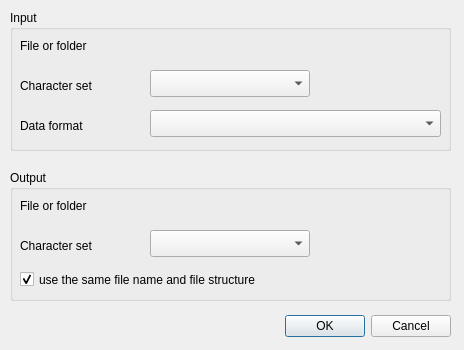
The window that encoding_converter/encoding_converter_dialog_base.ui (asdawn/QGIS-encoding) describes before a commit, drawn with Qt 5.
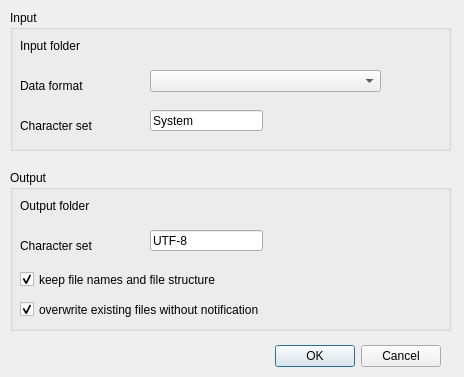
The same window after the commit. Custom widgets are drawn as their Qt base class.

What changed in the file:
```diff
--- a/encoding_converter/encoding_converter_dialog_base.ui
+++ b/encoding_converter/encoding_converter_dialog_base.ui
@@ -7,7 +7,7 @@
     <x>0</x>
     <y>0</y>
     <width>464</width>
-    <height>350</height>
+    <height>377</height>
    </rect>
   </property>
   <property name="windowTitle">
@@ -16,8 +16,8 @@
   <widget class="QDialogButtonBox" name="button_box">
    <property name="geometry">
     <rect>
-     <x>110</x>
-     <y>310</y>
+     <x>100</x>
+     <y>340</y>
      <width>341</width>
      <height>32</height>
     </rect>
@@ -61,24 +61,14 @@
      </rect>
     </property>
     <property name="text">
-     <string>File or folder</string>
-    </property>
-   </widget>
-   <widget class="QgsFieldComboBox" name="encodingIn">
-    <property name="geometry">
-     <rect>
-      <x>140</x>
-      <y>60</y>
-      <width>160</width>
-      <height>27</height>
-     </rect>
+     <string>Input folder</string>
     </property>
    </widget>
    <widget class="QLabel" name="label_input_file_or_path_2">
     <property name="geometry">
      <rect>
       <x>10</x>
-      <y>60</y>
+      <y>100</y>
       <width>111</width>
       <height>31</height>
      </rect>
@@ -87,21 +77,11 @@
      <string>Character set</string>
     </property>
    </widget>
-   <widget class="QgsFieldComboBox" name="formatIn">
-    <property name="geometry">
-     <rect>
-      <x>140</x>
-      <y>100</y>
-      <width>291</width>
-      <height>27</height>
-     </rect>
-    </property>
-   </widget>
    <widget class="QLabel" name="label_input_file_or_path_4">
     <property name="geometry">
      <rect>
       <x>10</x>
-      <y>100</y>
+      <y>60</y>
       <width>111</width>
       <height>31</height>
      </rect>
@@ -110,6 +90,47 @@
      <string>Data format</string>
     </property>
    </widget>
+   <widget class="QComboBox" name="format">
+    <property name="geometry">
+     <rect>
+      <x>140</x>
+      <y>60</y>
+      <width>231</width>
+      <height>22</height>
+     </rect>
+    </property>
+    <property name="toolTip">
+     <string>Select vector data format</string>
+    </property>
+    <property name="editable">
+     <bool>false</bool>
+    </property>
+    <property name="currentIndex">
+     <number>-1</number>
+    </property>
+    <property name="maxCount">
+     <number>100</number>
+    </property>
+   </widget>
+   <widget class="QLineEdit" name="encodingIn">
+    <property name="geometry">
+     <rect>
+      <x>140</x>
+      <y>100</y>
+      <width>113</width>
+      <height>21</height>
+     </rect>
+    </property>
+    <property name="toolTip">
+     <string>Input character set</string>
+    </property>
+    <property name="text">
+     <string>System</string>
+    </property>
+    <property name="maxLength">
+     <number>20</number>
+    </property>
+   </widget>
   </widget>
   <widget class="QGroupBox" name="groupBoxOutput">
    <property name="geometry">
@@ -117,7 +138,7 @@
      <x>10</x>
      <y>170</y>
      <width>441</width>
-     <height>131</height>
+     <height>161</height>
     </rect>
    </property>
    <property name="title">
@@ -136,7 +157,7 @@
      </rect>
     </property>
     <property name="text">
-     <string>File or folder</string>
+     <string>Output folder</string>
     </property>
    </widget>
    <widget class="QgsFileWidget" name="folderOut">
@@ -154,7 +175,7 @@
      <rect>
       <x>10</x>
       <y>100</y>
-      <width>361</width>
+      <width>391</width>
       <height>19</height>
      </rect>
     </property>
@@ -162,22 +183,12 @@
      <bool>true</bool>
     </property>
     <property name="text">
-     <string>use the same file name and file structure</string>
+     <string>keep file names and file structure</string>
     </property>
     <property name="checked">
      <bool>true</bool>
     </property>
    </widget>
-   <widget class="QgsFieldComboBox" name="encodingOut">
-    <property name="geometry">
-     <rect>
-      <x>140</x>
-      <y>60</y>
-      <width>160</width>
-      <height>27</height>
-     </rect>
-    </property>
-   </widget>
    <widget class="QLabel" name="label_input_file_or_path_3">
     <property name="geometry">
      <rect>
@@ -191,14 +202,47 @@
      <string>Character set</string>
     </property>
    </widget>
+   <widget class="QLineEdit" name="encodingOut">
+    <property name="geometry">
+     <rect>
+      <x>140</x>
+      <y>60</y>
+      <width>113</width>
+      <height>21</height>
+     </rect>
+    </property>
+    <property name="toolTip">
+     <string>Output character set</string>
+    </property>
+    <property name="text">
+     <string>UTF-8</string>
+    </property>
+   </widget>
+   <widget class="QCheckBox" name="overwrite">
+    <property name="geometry">
+     <rect>
+      <x>10</x>
+      <y>130</y>
+      <width>391</width>
+      <height>19</height>
+     </rect>
+    </property>
+    <property name="acceptDrops">
+     <bool>true</bool>
+    </property>
+    <property name="toolTip">
+     <string/>
+    </property>
+    <property name="text">
+     <string>overwrite existing files without notification</string>
+    </property>
+    <property name="checked">
+     <bool>true</bool>
+    </property>
+   </widget>
   </widget>
  </widget>
  <customwidgets>
-  <customwidget>
-   <class>QgsFieldComboBox</class>
-   <extends>QComboBox</extends>
-   <header>qgsfieldcombobox.h</header>
-  </customwidget>
   <customwidget>
    <class>QgsFileWidget</class>
    <extends>QWidget</extends>
```
Left out of the diff: 9 changed lines with no effect on the pictures.
